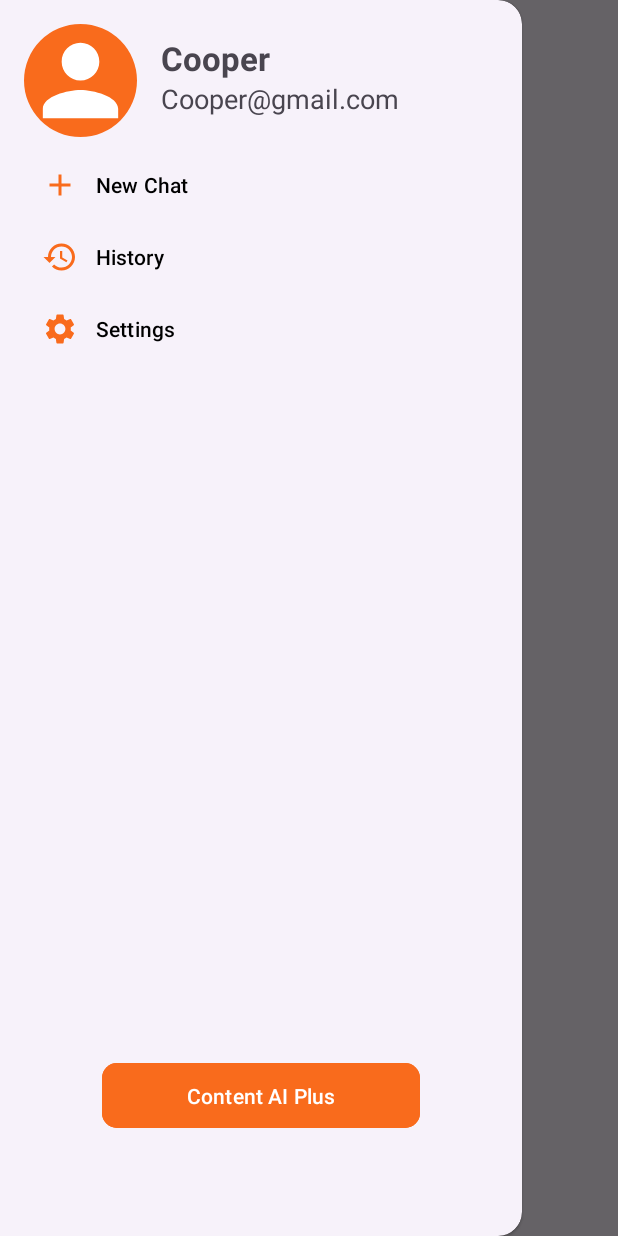
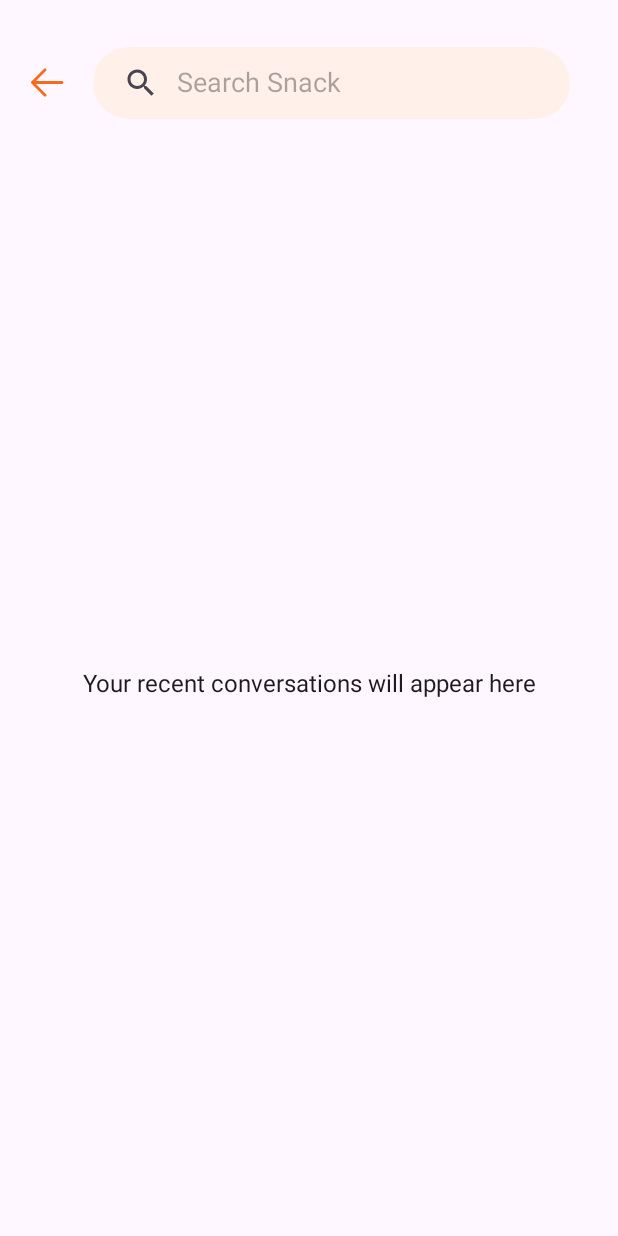
Before and after one commit to hngx-org/Curation-AI, an Android app: the screen it shows after launch (MainActivity), in the side drawer, after a tap on "History", on a phone screen of 412 x 824 dp. Run offline under Robolectric (Android 15) with nearby library versions, the phone set to English and light mode, and no system bars; our stand-ins replace navigation-ui.

Commit message:
added history screen ...

```diff
--- /dev/null
+++ b/app/src/main/java/com/panther/contentai/fragments/History.kt
@@ -0,0 +1,39 @@
+package com.panther.contentai.fragments
+
+import android.os.Bundle
+import androidx.fragment.app.Fragment
+import android.view.LayoutInflater
+import android.view.View
+import android.view.ViewGroup
+import androidx.navigation.fragment.findNavController
+import com.panther.contentai.R
+import com.panther.contentai.databinding.FragmentHistoryBinding
+
+class History : Fragment() {
+    private lateinit var binding:FragmentHistoryBinding
+
+    override fun onCreateView(
+        inflater: LayoutInflater, container: ViewGroup?,
+        savedInstanceState: Bundle?
+    ): View? {
+        // Inflate the layout for this fragment
+        binding = FragmentHistoryBinding.inflate(inflater, container, false)
+        return binding.root
+    }
+
+    override fun onViewCreated(view: View, savedInstanceState: Bundle?) {
+        super.onViewCreated(view, savedInstanceState)
+        changeSearchViewPlate()
+        binding.backBtn.setOnClickListener {
+            findNavController().navigate(R.id.chat_dest)
+        }
+    }
+
+
+    private fun changeSearchViewPlate(){
+        val searchPlate = binding.searchBar.findViewById<View>(androidx.appcompat.R.id.search_plate)
+        searchPlate.setBackgroundResource(R.drawable.transparent_background)
+    }
+
+
+}
--- /dev/null
+++ b/app/src/main/res/drawable/loading_anim.xml
@@ -0,0 +1,5 @@
+<?xml version="1.0" encoding="utf-8"?>
+<animated-rotate xmlns:android="http://schemas.android.com/apk/res/android"
+    android:drawable="@drawable/loading_img"
+    android:pivotX="50%"
+    android:pivotY="50%" />
--- /dev/null
+++ b/app/src/main/res/drawable/loading_img.xml
@@ -0,0 +1,40 @@
+<?xml version="1.0" encoding="utf-8"?>
+<vector android:height="24dp" android:viewportHeight="72"
+    android:viewportWidth="72" android:width="24dp" xmlns:android="http://schemas.android.com/apk/res/android">
+    <path android:fillColor="#cccccf"
+        android:pathData="M36.06,28.92L36.06,32.18"
+        android:strokeColor="#e7e7e7" android:strokeLineCap="round" android:strokeWidth="1"/>
+    <path android:fillColor="#c8c8cc"
+        android:pathData="M39.45,29.88L37.82,32.71"
+        android:strokeColor="#cacaca" android:strokeLineCap="round" android:strokeWidth="1"/>
+    <path android:fillColor="#bbbbbe"
+        android:pathData="M42.12,32.32L39.3,33.95"
+        android:strokeColor="#cdcdcd" android:strokeLineCap="round" android:strokeWidth="1"/>
+    <path android:fillColor="#b2b2b7"
+        android:pathData="M39.8,35.98L43.06,35.98"
+        android:strokeColor="#cbcbcb" android:strokeLineCap="round" android:strokeWidth="1"/>
+    <path android:fillColor="#d0d0d4"
+        android:pathData="M32.77,29.99L34.4,32.81"
+        android:strokeColor="#ededed" android:strokeLineCap="round" android:strokeWidth="1"/>
+    <path android:fillColor="#949497"
+        android:pathData="M30.1,32.42L32.92,34.05"
+        android:strokeColor="#525252" android:strokeLineCap="round" android:strokeWidth="1"/>
+    <path android:fillColor="#97979b"
+        android:pathData="M32.42,35.98L29.16,35.98"
+        android:strokeColor="#6e6e6e" android:strokeLineCap="round" android:strokeWidth="1"/>
+    <path android:fillColor="#a8a8ac"
+        android:pathData="M36.06,43.08L36.06,39.82"
+        android:strokeColor="#a0a0a0" android:strokeLineCap="round" android:strokeWidth="1"/>
+    <path android:fillColor="#cacaca"
+        android:pathData="M39.7,41.99L38.07,39.16"
+        android:strokeColor="#cacaca" android:strokeLineCap="round" android:strokeWidth="1"/>
+    <path android:fillColor="#b6b6ba"
+        android:pathData="M42.19,39.4L39.37,37.77"
+        android:strokeColor="#ccc" android:strokeLineCap="round" android:strokeWidth="1"/>
+    <path android:fillColor="#a1a1a5"
+        android:pathData="M32.46,41.98L34.09,39.16"
+        android:strokeColor="#909090" android:strokeLineCap="round" android:strokeWidth="1"/>
+    <path android:fillColor="#9d9da0"
+        android:pathData="M29.85,39.4L32.67,37.77"
+        android:strokeColor="#7a7a7a" android:strokeLineCap="round" android:strokeWidth="1"/>
+</vector>
--- /dev/null
+++ b/app/src/main/res/drawable/transparent_background.xml
@@ -0,0 +1,11 @@
+<?xml version="1.0" encoding="utf-8"?>
+<shape xmlns:android="http://schemas.android.com/apk/res/android"
+    android:shape="rectangle">
+
+
+    <solid
+        android:color="@android:color/transparent"
+        />
+
+
+</shape>
--- a/app/src/main/res/layout/fragment_chat.xml
+++ b/app/src/main/res/layout/fragment_chat.xml
@@ -6,6 +6,25 @@
     android:layout_width="match_parent"
     android:layout_height="match_parent"
     tools:context=".fragments.ChatFragment">
+
+
+    <TextView
+        android:id="@+id/emptyStateTv"
+        android:layout_width="0dp"
+        android:layout_height="wrap_content"
+        android:layout_marginStart="16dp"
+        android:layout_marginEnd="16dp"
+        android:textAlignment="center"
+        android:textColor="?attr/colorOnSurface"
+        android:textSize="16sp"
+
+        app:layout_constraintBottom_toBottomOf="parent"
+        app:layout_constraintEnd_toEndOf="parent"
+        app:layout_constraintStart_toStartOf="parent"
+        app:layout_constraintTop_toTopOf="parent"
+        android:text="Start your conversation here" />
+
+
 
     <androidx.constraintlayout.widget.ConstraintLayout
         android:id="@+id/constraintLayout"
--- /dev/null
+++ b/app/src/main/res/layout/fragment_history.xml
@@ -0,0 +1,80 @@
+<?xml version="1.0" encoding="utf-8"?>
+<androidx.constraintlayout.widget.ConstraintLayout xmlns:android="http://schemas.android.com/apk/res/android"
+    xmlns:tools="http://schemas.android.com/tools"
+    android:layout_width="match_parent"
+    android:layout_height="match_parent"
+    xmlns:app="http://schemas.android.com/apk/res-auto"
+    tools:context=".fragments.History">
+
+    <ImageView
+        android:id="@+id/back_btn"
+        android:layout_width="wrap_content"
+        android:layout_height="wrap_content"
+        android:layout_marginStart="8dp"
+        android:layout_marginTop="32dp"
+        android:background="?android:attr/selectableItemBackgroundBorderless"
+        android:clickable="true"
+        android:focusable="true"
+        android:padding="8dp"
+        android:src="@drawable/back_icon"
+        app:layout_constraintStart_toStartOf="parent"
+        app:layout_constraintTop_toTopOf="parent" />
+
+    <androidx.appcompat.widget.SearchView
+        android:id="@+id/searchBar"
+        android:layout_width="0dp"
+        android:layout_height="wrap_content"
+        android:layout_marginStart="8dp"
+        android:layout_marginEnd="32dp"
+        android:background="@drawable/send_background"
+        app:iconifiedByDefault="false"
+        app:layout_constraintBottom_toBottomOf="@+id/back_btn"
+        app:layout_constraintEnd_toEndOf="parent"
+        app:layout_constraintStart_toEndOf="@+id/back_btn"
+        app:layout_constraintTop_toTopOf="@+id/back_btn"
+        app:queryHint="Search Snack" />
+
+
+
+    <ProgressBar
+        android:id="@+id/progressBar"
+        android:layout_width="wrap_content"
+        android:layout_height="wrap_content"
+        android:progressDrawable="@drawable/loading_anim"
+        android:visibility="invisible"
+        app:layout_constraintTop_toTopOf="parent"
+        app:layout_constraintBottom_toBottomOf="parent"
+        app:layout_constraintStart_toStartOf="parent"
+        app:layout_constraintEnd_toEndOf="parent"/>
+    <TextView
+        android:id="@+id/emptyStateTv"
+        android:layout_width="0dp"
+        android:layout_height="wrap_content"
+        android:layout_marginStart="16dp"
+        android:layout_marginTop="8dp"
+        android:layout_marginEnd="16dp"
+        android:text="Your recent conversations will appear here"
+        android:textColor="?attr/colorOnSurface"
+        android:textSize="16sp"
+        android:textAlignment="center"
+
+        app:layout_constraintEnd_toEndOf="parent"
+        app:layout_constraintStart_toStartOf="parent"
+        app:layout_constraintTop_toBottomOf="@+id/progressBar" />
+
+
+    <androidx.recyclerview.widget.RecyclerView
+        android:id="@+id/search_recycler_view"
+        android:layout_width="match_parent"
+        android:layout_height="0dp"
+        android:layout_marginTop="8dp"
+        android:clipToPadding="false"
+        android:orientation="vertical"
+        app:layoutManager="androidx.recyclerview.widget.LinearLayoutManager"
+        app:layout_constraintBottom_toBottomOf="parent"
+        app:layout_constraintEnd_toEndOf="parent"
+        app:layout_constraintStart_toStartOf="parent"
+        app:layout_constraintTop_toBottomOf="@+id/searchBar"
+         />
+
+</androidx.constraintlayout.widget.ConstraintLayout>
--- a/app/src/main/res/menu/drawer_layout_menu.xml
+++ b/app/src/main/res/menu/drawer_layout_menu.xml
@@ -11,7 +11,7 @@
         <item
             android:icon="@drawable/baseline_history"
             android:title="History"
-            android:id="@+id/history_dest"/>
+            android:id="@+id/history"/>
 
         <item
             android:icon="@drawable/baseline_settings"
--- a/app/src/main/res/navigation/nav_graph.xml
+++ b/app/src/main/res/navigation/nav_graph.xml
@@ -45,4 +45,9 @@
     <action
         android:id="@+id/action_global_subscription"
         app:destination="@id/subscription" />
+    <fragment
+        android:id="@+id/history"
+        android:name="com.panther.contentai.fragments.History"
+        android:label="fragment_history"
+        tools:layout="@layout/fragment_history" />
 </navigation>
```
